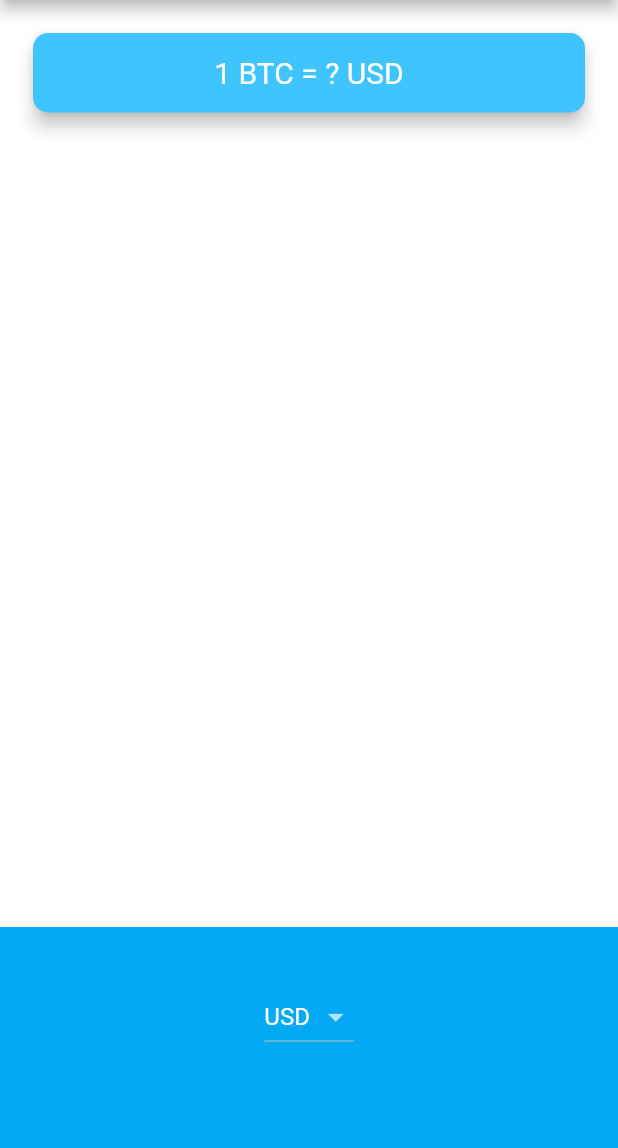
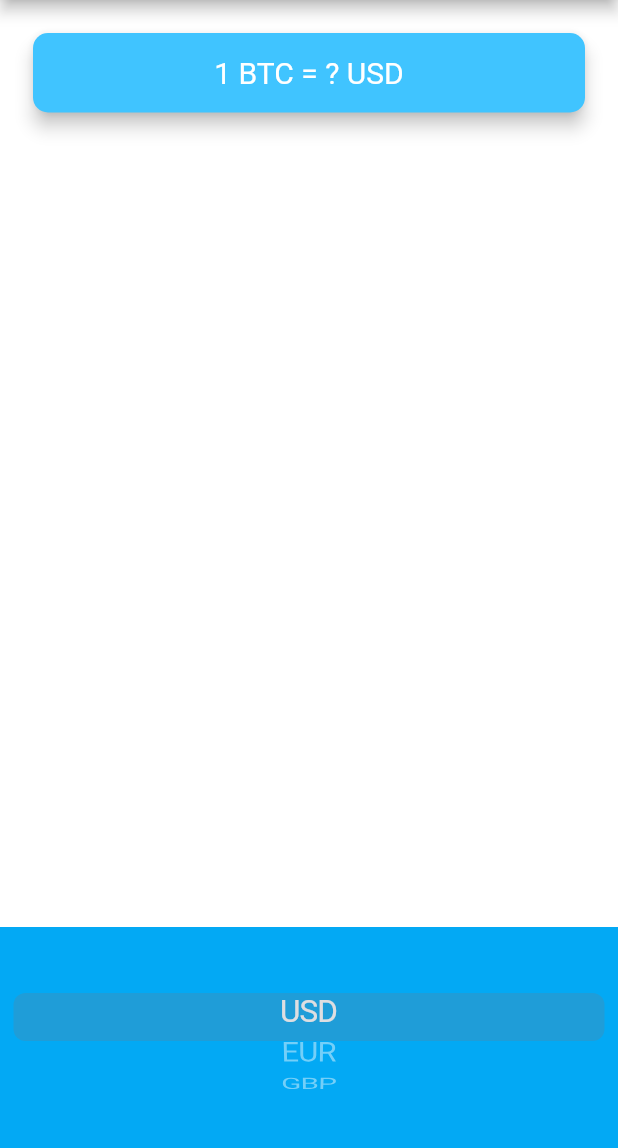
Before and after one commit to dirambora/BitcoinTicker, a Flutter app: the screen it shows after launch, on a phone screen of 412 x 824 dp, the part 84-1232 px from its top. Run offline on Flutter 3.47's test engine with Material 2 defaults, Android fonts, the phone set to English and light mode, and no system bars.

```diff
--- a/lib/price_screen.dart
+++ b/lib/price_screen.dart
@@ -1,5 +1,6 @@
 import 'package:flutter/material.dart';
 import 'coin_data.dart';
+import 'package:flutter/cupertino.dart';
 
 class PriceScreen extends StatefulWidget {
   @override
@@ -60,14 +61,17 @@ class _PriceScreenState extends State<PriceScreen> {
             alignment: Alignment.center,
             padding: EdgeInsets.only(bottom: 30.0),
             color: Colors.lightBlue,
-            child: DropdownButton(
-                value: selectedCurrency,
-                items: getDropdownItems(),
-                onChanged: (value) {
-                  setState(() {
-                    selectedCurrency = value!;
-                  });
-                }),
+            child: CupertinoPicker(
+              itemExtent: 32.0,
+              onSelectedItemChanged: (selectedIndex) {
+                print(selectedIndex);
+              },
+              children: [
+                Text('USD'),
+                Text('EUR'),
+                Text('GBP'),
+              ],
+            ),
           ),
         ],
       ),
```
